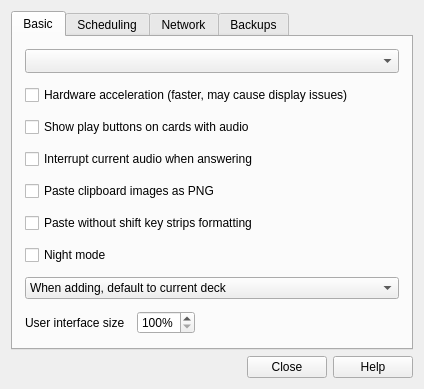
Before: the Qt Designer form qt/designer/preferences.ui in ankitects/anki, drawn with Qt 5.
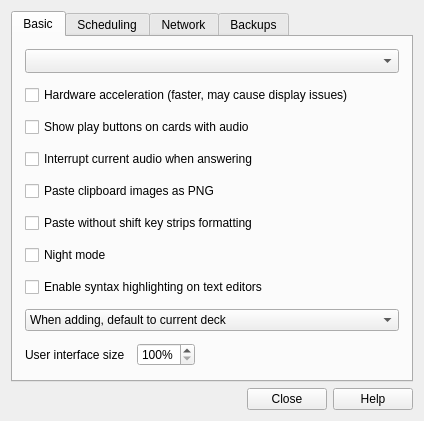
After: the same form once the commit is applied.

Commit message: Added support to syntax highlighting on clayout.py text editor

```diff
--- a/qt/designer/preferences.ui
+++ b/qt/designer/preferences.ui
@@ -97,6 +97,13 @@
          </property>
         </widget>
        </item>
+       <item>
+        <widget class="QCheckBox" name="enableSyntaxHighlight">
+         <property name="text">
+          <string>Enable syntax highlighting on text editors</string>
+         </property>
+        </widget>
+       </item>
        <item>
         <widget class="QComboBox" name="useCurrent">
          <item>
```
Left out of the diff: 1 changed line with no effect on the pictures. The commit also changes 6 other files.
